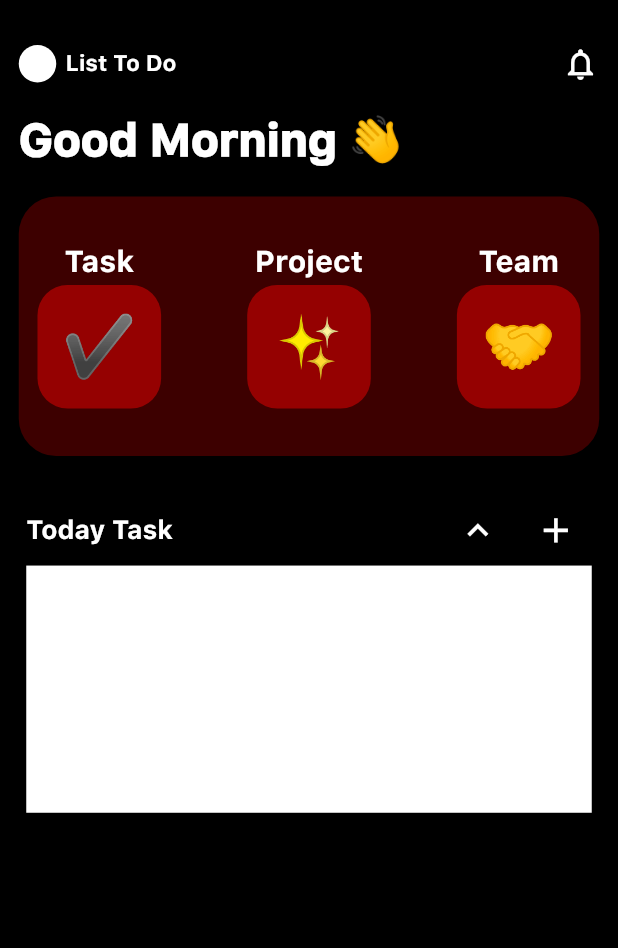
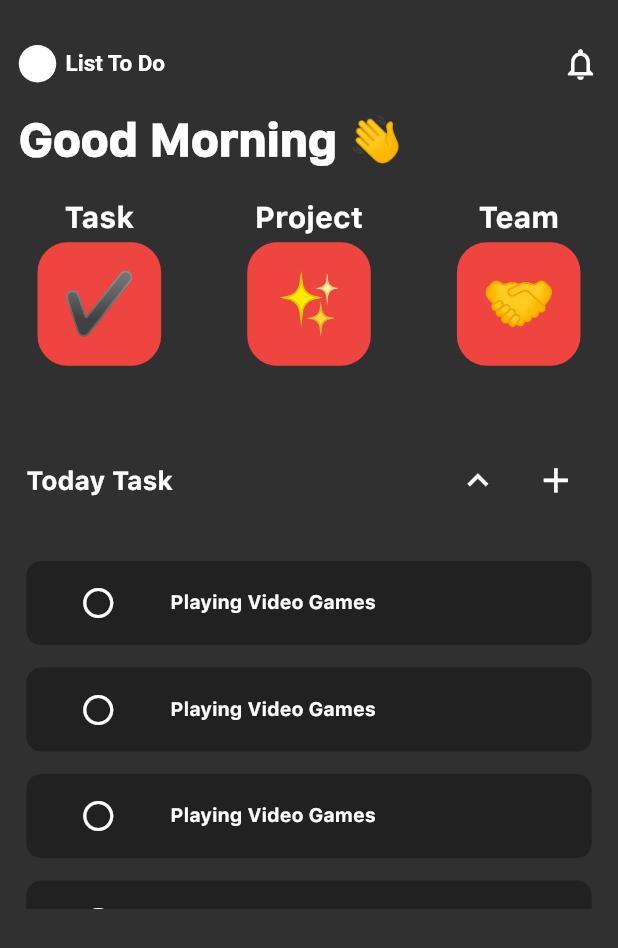
Before and after one commit to nimiology/list_to_do_flutter, a Flutter app: the screen it shows after launch, on a phone screen of 412 x 824 dp. Shown: the top 948 px of the screen. Run offline on Flutter 3.47's test engine with Material 2 defaults, Android fonts, the phone set to English and light mode, and no system bars; Roboto replaces fonts that are missing (emoji).

Commit message:
today tasks

```diff
--- a/lib/main.dart
+++ b/lib/main.dart
@@ -22,11 +22,8 @@ class MyApp extends StatelessWidget {
       ],
       child: MaterialApp(
         title: 'List To Do',
-        theme: ThemeData(
-            fontFamily: 'SanFrancisco',
-            primaryColor: MaterialColor(0xFF3D0000, SecondColor),
-            accentColor: MaterialColor(0xFF950101, ThirdColor),
-            scaffoldBackgroundColor: MaterialColor(0xFF000000, FirstColor),
+        theme: ThemeData.dark().copyWith(
+            accentColor: MaterialColor(0xFFEE4540, SecondColor),
             textTheme: const TextTheme(
               headline2: TextStyle(
                   fontSize: 30,
@@ -43,6 +40,11 @@ class MyApp extends StatelessWidget {
                   fontWeight: FontWeight.w600,
                   color: Colors.white,
                   fontFamily: "SanFrancisco"),
+              headline5: TextStyle(
+                  fontSize: 13,
+                  fontWeight: FontWeight.w600,
+                  color: Colors.white,
+                  fontFamily: "SanFrancisco"),
             )),
         home: HomeScreen(),
         routes: {},
--- a/lib/palette/theme.dart
+++ b/lib/palette/theme.dart
@@ -18,17 +18,17 @@ Map<int, Color> FirstColor =
 };
 Map<int, Color> SecondColor =
 {
-  //D72323
-  50 :const Color.fromRGBO(215, 35, 35, 0.1),
-  100:const Color.fromRGBO(215, 35, 35, 0.2),
-  200:const Color.fromRGBO(215, 35, 35, 0.3),
-  300:const Color.fromRGBO(215, 35, 35, 0.4),
-  400:const Color.fromRGBO(215, 35, 35, 0.5),
-  500:const Color.fromRGBO(215, 35, 35, 0.6),
-  600:const Color.fromRGBO(215, 35, 35, 0.7),
-  700:const Color.fromRGBO(215, 35, 35, 0.8),
-  800:const Color.fromRGBO(215, 35, 35, 0.9),
-  900:const Color.fromRGBO(215, 35, 35, 1),
+  //CA3E47
+  50 :const Color.fromRGBO(199, 44, 65, 0.1),
+  100:const Color.fromRGBO(199, 44, 65, 0.2),
+  200:const Color.fromRGBO(199, 44, 65, 0.3),
+  300:const Color.fromRGBO(199, 44, 65, 0.4),
+  400:const Color.fromRGBO(199, 44, 65, 0.5),
+  500:const Color.fromRGBO(199, 44, 65, 0.6),
+  600:const Color.fromRGBO(199, 44, 65, 0.7),
+  700:const Color.fromRGBO(199, 44, 65, 0.8),
+  800:const Color.fromRGBO(199, 44, 65, 0.9),
+  900:const Color.fromRGBO(199, 44, 65, 1),
 };
 Map<int, Color> ThirdColor =
 {
--- a/lib/widgets/home_screen/greeting.dart
+++ b/lib/widgets/home_screen/greeting.dart
@@ -18,7 +18,7 @@ class Greeting extends StatelessWidget {
   Widget build(BuildContext context) {
     final String greetingString = 'Good ' + greeting();
     return Container(
-        padding: const EdgeInsets.symmetric(vertical: 20, horizontal: 12.5),
+        margin: const EdgeInsets.symmetric(vertical: 20, horizontal: 12.5),
         child: RichText(
           text: TextSpan(
             children: <TextSpan>[
--- a/lib/widgets/home_screen/home_screen_icon_button.dart
+++ b/lib/widgets/home_screen/home_screen_icon_button.dart
@@ -39,12 +39,9 @@ class HomeScreenIconButtons extends StatelessWidget {
     final deviceSize = MediaQuery.of(context).size;
     return Container(
         width: deviceSize.width,
-        height: deviceSize.height * 0.21,
-        margin:const EdgeInsets.symmetric( horizontal: 12.5),
-        decoration: BoxDecoration(
-            color: Theme.of(context).primaryColor,
-            borderRadius: const BorderRadius.all(Radius.circular(25))),
-        padding: const EdgeInsets.symmetric(horizontal: 12.5, vertical: 30),
+        height: deviceSize.height * 0.17,
+        margin:const EdgeInsets.symmetric(horizontal: 12.5),
+        padding: const EdgeInsets.only(right: 12.5, left: 12.5, bottom: 25),
         child: Row(
           mainAxisAlignment: MainAxisAlignment.spaceBetween,
           children: [
--- a/lib/widgets/home_screen/today_tasks.dart
+++ b/lib/widgets/home_screen/today_tasks.dart
@@ -1,6 +1,6 @@
 import 'package:flutter/material.dart';
 
-import '../task_list_tile.dart';
+import '../task_tile.dart';
 
 class TodayTasks extends StatefulWidget {
   const TodayTasks({Key? key}) : super(key: key);
@@ -36,7 +36,7 @@ class _TodayTasksState extends State<TodayTasks> {
                   children: [
                     IconButton(
                         onPressed: () {
-                          setState((){
+                          setState(() {
                             _expanded = !_expanded;
                           });
                         },
@@ -57,7 +57,22 @@ class _TodayTasksState extends State<TodayTasks> {
               )
             ],
           ),
-          if (_expanded) TaskListTile(),
+          AnimatedContainer(
+            duration: const Duration(milliseconds: 300),
+            height: _expanded ? deviceSize.height * 0.3 : 0,
+            width: deviceSize.width,
+            margin: EdgeInsets.symmetric(vertical: 15),
+            child: ListView(
+              padding: EdgeInsets.symmetric(vertical: 15),
+              children: [
+                TaskTile(),
+                TaskTile(),
+                TaskTile(),
+                TaskTile(),
+              ],
+            ),
+
+          )
         ],
       ),
     );
--- a/lib/widgets/task_list_tile.dart
+++ /dev/null
@@ -1,27 +0,0 @@
-import 'package:flutter/material.dart';
-
-class TaskListTile extends StatefulWidget {
-  const TaskListTile({Key? key}) : super(key: key);
-
-  @override
-  State<TaskListTile> createState() => _TaskListTileState();
-}
-
-class _TaskListTileState extends State<TaskListTile> {
-  @override
-  Widget build(BuildContext context) {
-    final deviceSize = MediaQuery.of(context).size;
-    final theme = Theme.of(context);
-
-    return Container(
-      color: Colors.white,
-      width: deviceSize.width,
-      height: deviceSize.height * 0.2,
-      child: ListView(
-        children: [
-          ListTile()
-        ],
-      ),
-    );
-  }
-}
--- /dev/null
+++ b/lib/widgets/task_tile.dart
@@ -0,0 +1,60 @@
+import 'package:flutter/material.dart';
+
+class TaskTile extends StatefulWidget {
+  const TaskTile({Key? key}) : super(key: key);
+
+  @override
+  State<TaskTile> createState() => _TaskTileState();
+}
+
+class _TaskTileState extends State<TaskTile> {
+  bool done = false;
+
+  @override
+  Widget build(BuildContext context) {
+    final theme = Theme.of(context);
+    return Container(
+      margin: const EdgeInsets.only(bottom: 15),
+      decoration: BoxDecoration(
+        borderRadius: BorderRadius.circular(10),
+        color: theme.primaryColor,
+      ),
+      child: Dismissible(
+        key: UniqueKey(),
+        background: Container(
+          alignment: Alignment.centerRight,
+          padding: const EdgeInsets.only(right: 20),
+          decoration: BoxDecoration(
+            borderRadius: BorderRadius.circular(25),
+            color: theme.errorColor,
+          ),
+          child: const Icon(
+            Icons.delete,
+            color: Colors.white,
+            size: 30,
+          ),
+        ),
+        onDismissed: (direction) {
+          setState(() {});
+        },
+        child: ListTile(
+          leading: TextButton(
+            onPressed: () {
+              setState(() {
+                done = !done;
+              });
+            },
+            child: Icon(
+              done ? Icons.check_circle_outline : Icons.circle_outlined,
+              color: done ? theme.accentColor: Colors.white,
+            ),
+          ),
+          title: Text(
+            'Playing Video Games',
+            style: theme.textTheme.headline5,
+          ),
+        ),
+      ),
+    );
+  }
+}
```
